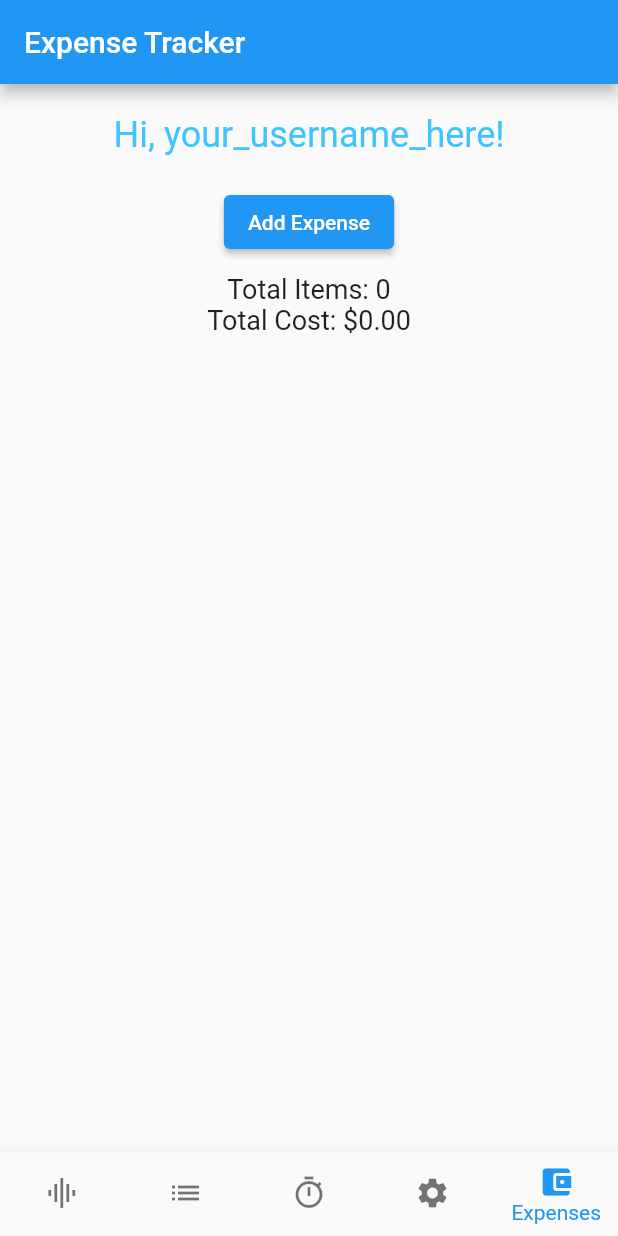
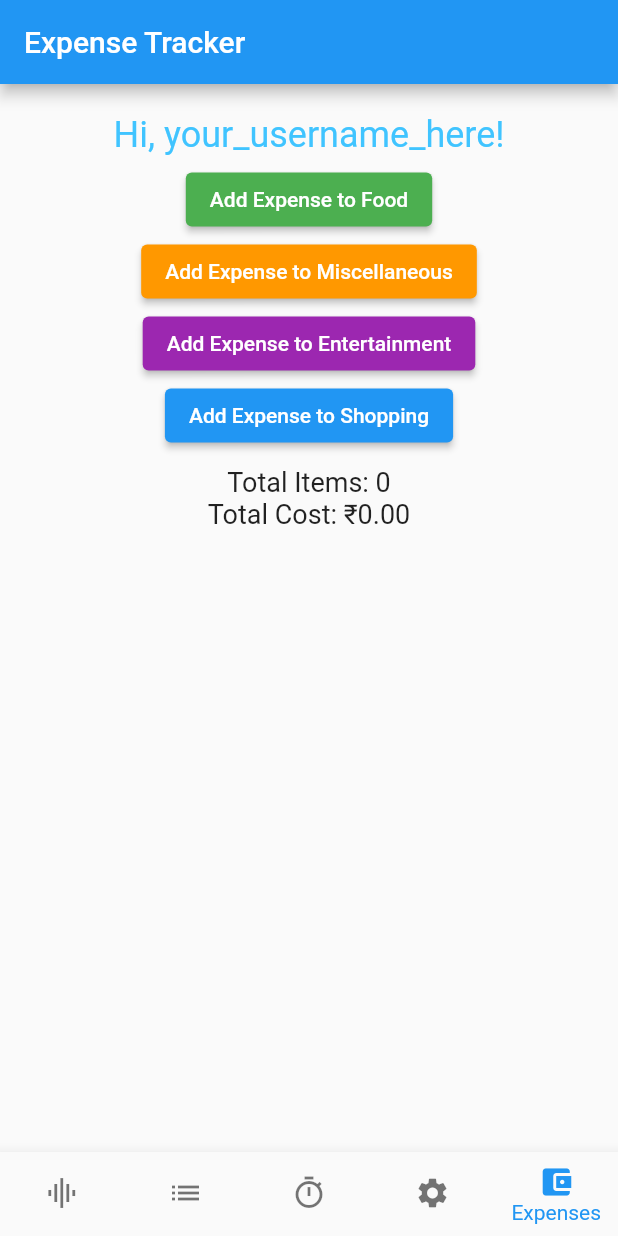
Before and after one commit to ioak-dev/fortuna-mobile, a Flutter app: the HomePage screen opened by its route, item 5 of the bottom bar chosen, on a phone screen of 412 x 824 dp. Run offline on Flutter 3.47's test engine with Material 2 defaults, Android fonts, the phone set to English and light mode, and no system bars; our stand-ins replace animated_text_kit, bloc, equatable, flutter_bloc, flutter_colorpicker, flutter_spinkit and 5 more; accounts and stored records are empty.

Commit message:
added categories

```diff
--- a/lib/expnses/Expenses_page.dart
+++ b/lib/expnses/Expenses_page.dart
@@ -8,8 +8,10 @@ void main() {
 class Expenses {
   final String title;
   final double amount;
+  final String categoryLabel;
+  final Color categoryColor;
 
-  Expenses(this.title, this.amount);
+  Expenses(this.title, this.amount, this.categoryLabel, this.categoryColor);
 }
 
 class ExpensesPage extends StatefulWidget {
@@ -24,9 +26,9 @@ class ExpensesPage extends StatefulWidget {
 class _ExpensePageAppState extends State<ExpensesPage> {
   final List<Expenses> _expenses = [];
 
-  void _addExpense(String title, double amount) {
+  void _addExpense(String title, double amount, String categoryLabel, Color categoryColor) {
     setState(() {
-      _expenses.add(Expenses(title, amount));
+      _expenses.add(Expenses(title, amount, categoryLabel, categoryColor));
     });
   }
 
@@ -44,31 +46,8 @@ class _ExpensePageAppState extends State<ExpensesPage> {
     return total;
   }
 
-  @override
-  Widget build(BuildContext context) {
-    return MaterialApp(
-      title: 'Expense Tracker',
-      home: Scaffold(
-        appBar: AppBar(
-          title: Text('Expense Tracker'),
-        ),
-        body: Column(
-          children: <Widget>[
-            SizedBox(height: 20),
-            Container(
-              alignment: Alignment.center,
-              child: TyperAnimatedTextKit(
-                text: ['Hi, ${widget.username}!'],
-                textStyle: TextStyle(
-                  color: Colors.lightBlueAccent,
-                  fontSize: 24,
-                ),
-                speed: Duration(milliseconds: 100),
-                isRepeatingAnimation: false,
-              ),
-            ),
-            SizedBox(height: 20),
-            ElevatedButton(
+  Widget _buildCategoryButton(String categoryName, Color categoryColor) {
+    return ElevatedButton(
       onPressed: () {
         showDialog(
           context: context,
@@ -105,7 +84,7 @@ class _ExpensePageAppState extends State<ExpensesPage> {
                     double amount = double.tryParse(amountController.text) ?? 0.0;
 
                     if (title.isNotEmpty && amount > 0) {
-                              _addExpense(title, amount);
+                      _addExpense(title, amount, categoryName, categoryColor);
                       Navigator.of(context).pop();
                     }
                   },
@@ -116,7 +95,63 @@ class _ExpensePageAppState extends State<ExpensesPage> {
           },
         );
       },
-              child: Text('Add Expense'),
+      child: Text('Add Expense to $categoryName'),
+      style: ElevatedButton.styleFrom(primary: categoryColor),
+    );
+  }
+
+  @override
+  Widget build(BuildContext context) {
+    return MaterialApp(
+      title: 'Expense Tracker',
+      home: Scaffold(
+        appBar: AppBar(
+          title: Text('Expense Tracker'),
+        ),
+        body: Column(
+          children: <Widget>[
+            SizedBox(height: 20),
+            Container(
+              alignment: Alignment.center,
+              child: TyperAnimatedTextKit(
+                text: ['Hi, ${widget.username}!'],
+                textStyle: TextStyle(
+                  color: Colors.lightBlueAccent,
+                  fontSize: 24,
+                ),
+                speed: Duration(milliseconds: 100),
+                isRepeatingAnimation: false,
+              ),
+            ),
+            SizedBox(height: 5),
+            Row(
+              mainAxisAlignment: MainAxisAlignment.spaceEvenly,
+              children: [
+                _buildCategoryButton('Food', Colors.green),
+                // _buildCategoryButton('Miscellaneous', Colors.orange),
+              ],
+            ),
+            // SizedBox(height: 10),
+            Row(
+              mainAxisAlignment: MainAxisAlignment.spaceEvenly,
+              children: [
+                // _buildCategoryButton('Food', Colors.green),
+                _buildCategoryButton('Miscellaneous', Colors.orange),
+              ],
+            ),
+            Row(
+              mainAxisAlignment: MainAxisAlignment.spaceEvenly,
+              children: [
+                _buildCategoryButton('Entertainment', Colors.purple),
+                // _buildCategoryButton('Shopping', Colors.blue),
+              ],
+            ),
+            Row(
+              mainAxisAlignment: MainAxisAlignment.spaceEvenly,
+              children: [
+                // _buildCategoryButton('Entertainment', Colors.purple),
+                _buildCategoryButton('Shopping', Colors.blue),
+              ],
             ),
             SizedBox(height: 10),
             Text(
@@ -124,7 +159,7 @@ class _ExpensePageAppState extends State<ExpensesPage> {
               style: TextStyle(fontSize: 18),
             ),
             Text(
-              'Total Cost: \$${_calculateTotalAmount().toStringAsFixed(2)}',
+              'Total Cost: \₹${_calculateTotalAmount().toStringAsFixed(2)}',
               style: TextStyle(fontSize: 18),
             ),
             Expanded(
@@ -134,7 +169,12 @@ class _ExpensePageAppState extends State<ExpensesPage> {
                   final expense = _expenses[index];
                   return ListTile(
                     title: Text(expense.title),
-                    subtitle: Text('\$${expense.amount.toStringAsFixed(2)}'),
+                    subtitle: Text('\₹${expense.amount.toStringAsFixed(2)}'),
+                    leading: Container(
+                      width: 10,
+                      height: 40,
+                      color: expense.categoryColor,
+                    ),
                     trailing: IconButton(
                       icon: Icon(Icons.delete),
                       onPressed: () {
```
Lines whose indentation alone changed are shown as unchanged.
